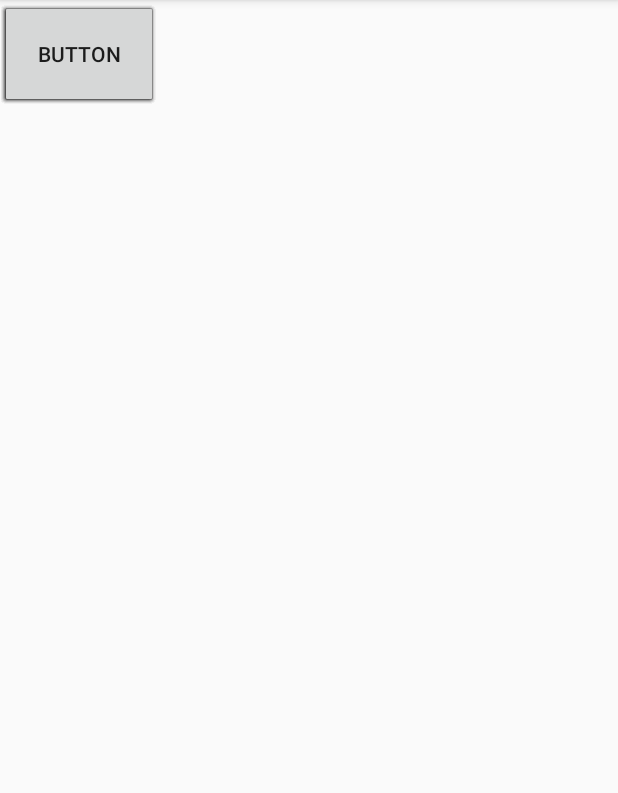
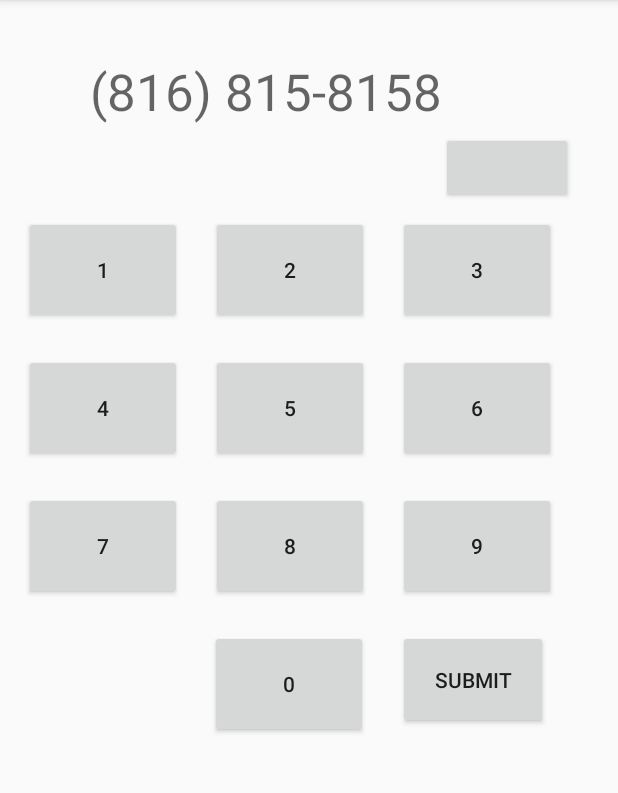
Before and after one commit to cookjeff/449-MemoRedial, an Android app: the MainDialActivity screen opened directly, with no data from a screen before it, on a phone screen of 412 x 824 dp, the part 84-877 px from its top. Run offline under Robolectric (Android 15) with nearby library versions, the phone set to English and light mode, and no system bars.

Commit message:
phone num helper, fixed buttons, button handlers
fixed button layout, phone number helper mostly works, button handlers implemented

```diff
--- a/MemoRedial/app/src/main/AndroidManifest.xml
+++ b/MemoRedial/app/src/main/AndroidManifest.xml
@@ -17,7 +17,8 @@
             </intent-filter>
         </activity>
         <activity android:name=".ContactsActivity" />
-        <activity android:name=".MainDialActivity"></activity>
+        <activity android:name=".MainDialActivity" />
+        <activity android:name=".DialerActivity"></activity>
     </application>
 
 </manifest>
--- a/MemoRedial/app/src/main/res/layout/activity_main_dial.xml
+++ b/MemoRedial/app/src/main/res/layout/activity_main_dial.xml
@@ -4,85 +4,152 @@
     xmlns:tools="http://schemas.android.com/tools"
     android:layout_width="match_parent"
     android:layout_height="match_parent"
-    tools:context="com.example.memoredial.MainDialActivity">
+    tools:context="com.example.memoredial.MainDialActivity"
+    tools:layout_editor_absoluteY="81dp">
+
+    <Button
+        android:id="@+id/button1"
+        android:layout_width="105dp"
+        android:layout_height="72dp"
+        android:layout_marginStart="16dp"
+        android:layout_marginTop="56dp"
+        android:onClick="click1"
+        android:text="1"
+        app:layout_constraintStart_toStartOf="parent"
+        app:layout_constraintTop_toBottomOf="@+id/numberText" />
 
     <Button
         android:id="@+id/button2"
         android:layout_width="105dp"
         android:layout_height="72dp"
-        android:text="Button"
-        tools:layout_editor_absoluteX="16dp"
-        tools:layout_editor_absoluteY="144dp" />
+        android:layout_marginStart="19dp"
+        android:layout_marginTop="56dp"
+        android:onClick="click2"
+        android:text="2"
+        app:layout_constraintStart_toEndOf="@+id/button1"
+        app:layout_constraintTop_toBottomOf="@+id/numberText" />
 
     <Button
         android:id="@+id/button3"
         android:layout_width="105dp"
         android:layout_height="72dp"
-        android:text="Button"
-        tools:layout_editor_absoluteX="142dp"
-        tools:layout_editor_absoluteY="144dp" />
+        android:layout_marginStart="19dp"
+        android:layout_marginTop="8dp"
+        android:onClick="click3"
+        android:text="3"
+        app:layout_constraintStart_toEndOf="@+id/button2"
+        app:layout_constraintTop_toBottomOf="@+id/buttonBack" />
 
     <Button
         android:id="@+id/button4"
         android:layout_width="105dp"
         android:layout_height="72dp"
-        android:text="Button"
-        tools:layout_editor_absoluteX="268dp"
-        tools:layout_editor_absoluteY="144dp" />
+        android:layout_marginStart="16dp"
+        android:layout_marginTop="20dp"
+        android:onClick="click4"
+        android:text="4"
+        app:layout_constraintStart_toStartOf="parent"
+        app:layout_constraintTop_toBottomOf="@+id/button1" />
 
     <Button
         android:id="@+id/button5"
         android:layout_width="105dp"
         android:layout_height="72dp"
-        android:text="Button"
-        tools:layout_editor_absoluteX="16dp"
-        tools:layout_editor_absoluteY="236dp" />
+        android:layout_marginStart="19dp"
+        android:layout_marginTop="20dp"
+        android:onClick="click5"
+        android:text="5"
+        app:layout_constraintStart_toEndOf="@+id/button4"
+        app:layout_constraintTop_toBottomOf="@+id/button2" />
 
     <Button
         android:id="@+id/button6"
         android:layout_width="105dp"
         android:layout_height="72dp"
-        android:text="Button"
-        tools:layout_editor_absoluteX="142dp"
-        tools:layout_editor_absoluteY="236dp" />
+        android:layout_marginStart="19dp"
+        android:layout_marginTop="20dp"
+        android:onClick="click6"
+        android:text="6"
+        app:layout_constraintStart_toEndOf="@+id/button5"
+        app:layout_constraintTop_toBottomOf="@+id/button3" />
 
     <Button
         android:id="@+id/button7"
         android:layout_width="105dp"
         android:layout_height="72dp"
-        android:text="Button"
-        tools:layout_editor_absoluteX="268dp"
-        tools:layout_editor_absoluteY="236dp" />
+        android:layout_marginStart="16dp"
+        android:layout_marginTop="20dp"
+        android:onClick="click7"
+        android:text="7"
+        app:layout_constraintStart_toStartOf="parent"
+        app:layout_constraintTop_toBottomOf="@+id/button4" />
 
     <Button
         android:id="@+id/button8"
         android:layout_width="105dp"
         android:layout_height="72dp"
-        android:text="Button"
-        tools:layout_editor_absoluteX="16dp"
-        tools:layout_editor_absoluteY="324dp" />
+        android:layout_marginStart="19dp"
+        android:layout_marginTop="20dp"
+        android:onClick="click8"
+        android:text="8"
+        app:layout_constraintStart_toEndOf="@+id/button7"
+        app:layout_constraintTop_toBottomOf="@+id/button5" />
 
     <Button
         android:id="@+id/button9"
         android:layout_width="105dp"
         android:layout_height="72dp"
-        android:text="Button"
-        tools:layout_editor_absoluteX="140dp"
-        tools:layout_editor_absoluteY="324dp" />
+        android:layout_marginStart="19dp"
+        android:layout_marginTop="20dp"
+        android:onClick="click9"
+        android:text="9"
+        app:layout_constraintStart_toEndOf="@+id/button8"
+        app:layout_constraintTop_toBottomOf="@+id/button6" />
 
     <Button
-        android:id="@+id/button10"
+        android:id="@+id/button0"
         android:layout_width="105dp"
         android:layout_height="72dp"
-        android:text="Button"
-        tools:layout_editor_absoluteX="268dp"
-        tools:layout_editor_absoluteY="324dp" />
+        android:layout_marginStart="140dp"
+        android:layout_marginTop="20dp"
+        android:onClick="click0"
+        android:text="0"
+        app:layout_constraintStart_toStartOf="parent"
+        app:layout_constraintTop_toBottomOf="@+id/button8" />
+
+    <TextView
+        android:id="@+id/numberText"
+        android:layout_width="292dp"
+        android:layout_height="50dp"
+        android:layout_marginEnd="46dp"
+        android:layout_marginStart="46dp"
+        android:layout_marginTop="38dp"
+        android:text="(816) 815-8158"
+        android:textAppearance="@android:style/TextAppearance.Material.Display1"
+        app:layout_constraintEnd_toEndOf="parent"
+        app:layout_constraintStart_toStartOf="parent"
+        app:layout_constraintTop_toTopOf="parent" />
 
     <Button
-        android:id="@+id/button11"
-        android:layout_width="105dp"
-        android:layout_height="72dp"
-        android:text="Button"
-        tools:layout_editor_absoluteX="140dp"
-        tools:layout_editor_absoluteY="411dp" />
+        android:id="@+id/buttonBack"
+        android:layout_width="wrap_content"
+        android:layout_height="wrap_content"
+        android:layout_marginEnd="16dp"
+        android:layout_marginStart="280dp"
+        android:onClick="clickBack"
+        app:layout_constraintEnd_toEndOf="parent"
+        app:layout_constraintStart_toStartOf="parent"
+        app:layout_constraintTop_toBottomOf="@+id/numberText"
+        tools:text="&lt;&lt;&lt;" />
+
+    <Button
+        android:id="@+id/buttonSubmit"
+        android:layout_width="100dp"
+        android:layout_height="66dp"
+        android:layout_marginStart="20dp"
+        android:layout_marginTop="20dp"
+        android:text="Submit"
+        app:layout_constraintStart_toEndOf="@+id/button0"
+        app:layout_constraintTop_toBottomOf="@+id/button9" />
+
 </android.support.constraint.ConstraintLayout>
```
Also changed, not shown: MemoRedial/app/src/main/java/com/example/memoredial/DialerActivity.java (added, +13 -0 lines), MemoRedial/app/src/main/java/com/example/memoredial/MainDialActivity.java (+61 -0 lines), MemoRedial/app/src/main/java/com/example/memoredial/PhoneNumber.java (deleted, +0 -9 lines), MemoRedial/app/src/main/java/com/example/memoredial/PhoneNumberHelper.java (added, +56 -0 lines), MemoRedial/app/src/main/res/layout/activity_dialer.xml (added, +31 -0 lines).
